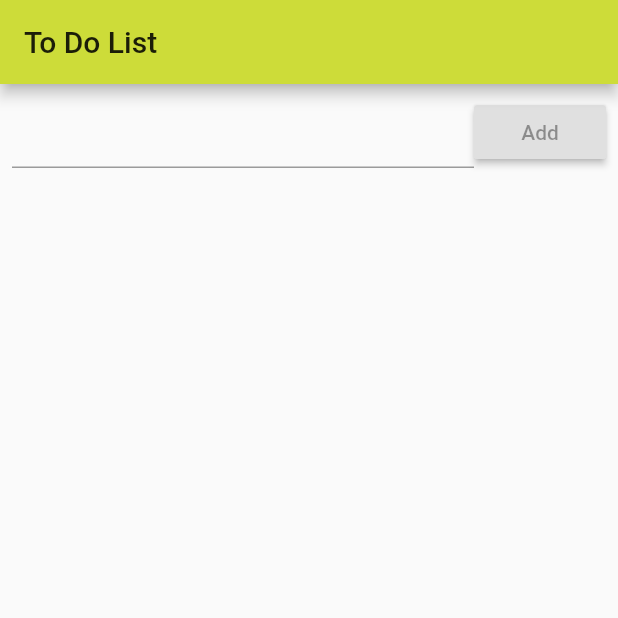
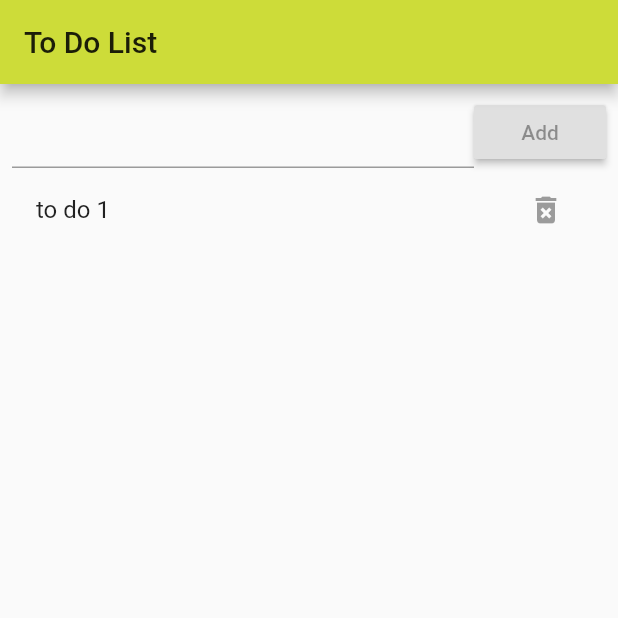
Before and after one commit to myid-hana/todo_list_ex, a Flutter app: the screen it shows after launch, on a phone screen of 412 x 824 dp, the top half of it. Run offline on Flutter 3.47's test engine with Material 2 defaults, Android fonts, the phone set to English and light mode, and no system bars.

Commit message:
listView 구현
text를 입력하고 버튼을 눌렀을 때 나올 리스트와 삭제 버튼을 예시로 구현

```diff
--- a/lib/main.dart
+++ b/lib/main.dart
@@ -44,6 +44,18 @@ class _TodoAppState extends State<TodoApp> {
                 ),
               ],
             ),
+            Expanded(
+              child: ListView(
+                children: <Widget>[
+                  ListTile(
+                    title: Text("to do 1"),
+                    trailing: IconButton(
+                      icon: Icon(Icons.delete_forever),
+                    ),
+                  ),
+                ],
+              ),
+            ),
           ],
         ),
       ),
```
